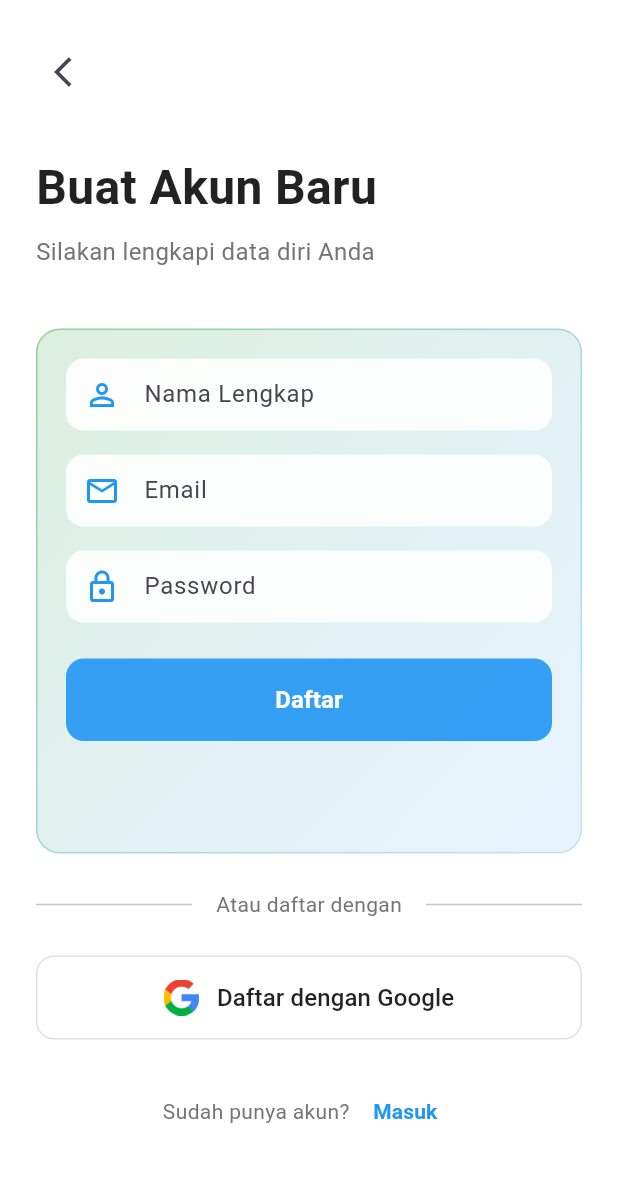
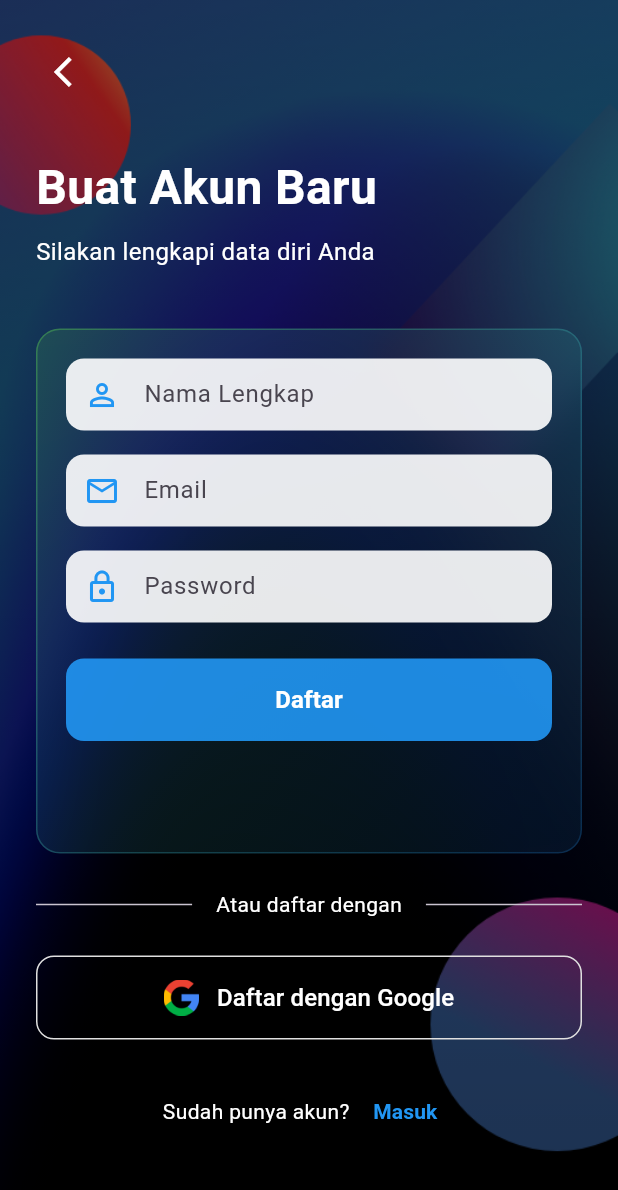
Before and after one commit to dzakisalman/flutter-firebase-app, a Flutter app: the screen it shows after launch, after a tap on "Daftar", on a phone screen of 412 x 824 dp. Shown: the top 1190 px of the screen. Run offline on Flutter 3.47's test engine with Material 3 defaults, Android fonts, the phone set to English and light mode, and no system bars; drawn by our look-alikes of glassmorphism; our stand-ins replace file_picker, firebase_auth, firebase_core, get, google_sign_in, image_picker and 2 more; missing offline and left inert: flutter_cached_pdfview, mobile_scanner; accounts and stored records are empty; generated files the repository leaves out were written again; network calls fail.

Commit message:
add background

```diff
--- a/lib/gen/assets.gen.dart
+++ b/lib/gen/assets.gen.dart
@@ -12,23 +12,24 @@ import 'package:flutter/widgets.dart';
 class $AssetsAnimationsGen {
   const $AssetsAnimationsGen();
 
-  /// File path: assets/animations/gps.json
-  String get gps => 'assets/animations/gps.json';
+  /// File path: assets/animations/logo.json
+  String get logo => 'assets/animations/logo.json';
 
   /// List of all assets
-  List<String> get values => [gps];
+  List<String> get values => [logo];
 }
 
 class Assets {
   const Assets._();
 
   static const $AssetsAnimationsGen animations = $AssetsAnimationsGen();
+  static const AssetGenImage bg = AssetGenImage('assets/bg.png');
   static const AssetGenImage googleLogo = AssetGenImage(
     'assets/google_logo.png',
   );
 
   /// List of all assets
-  static List<AssetGenImage> get values => [googleLogo];
+  static List<AssetGenImage> get values => [bg, googleLogo];
 }
 
 class AssetGenImage {
--- a/lib/screens/login_screen.dart
+++ b/lib/screens/login_screen.dart
@@ -28,8 +28,27 @@ class LoginScreen extends GetView<AuthController> {
   @override
   Widget build(BuildContext context) {
     return Scaffold(
-      backgroundColor: Colors.white,
-      body: SafeArea(
+      body: Container(
+        height: double.infinity,
+        width: double.infinity,
+        decoration: BoxDecoration(
+          image: DecorationImage(
+            image: AssetImage('assets/bg.png'),
+            fit: BoxFit.cover,
+          ),
+        ),
+        child: Container(
+          decoration: BoxDecoration(
+            gradient: LinearGradient(
+              begin: Alignment.topCenter,
+              end: Alignment.bottomCenter,
+              colors: [
+                Colors.black.withOpacity(0.4),
+                Colors.black.withOpacity(0.6),
+              ],
+            ),
+          ),
+          child: SafeArea(
             child: SingleChildScrollView(
               child: Padding(
                 padding: const EdgeInsets.all(24.0),
@@ -39,7 +58,7 @@ class LoginScreen extends GetView<AuthController> {
                     SizedBox(height: 20),
                     Center(
                       child: Lottie.asset(
-                    Assets.animations.gps,
+                        Assets.animations.logo,
                         width: 200,
                         height: 200,
                         fit: BoxFit.contain,
@@ -51,7 +70,7 @@ class LoginScreen extends GetView<AuthController> {
                       style: TextStyle(
                         fontSize: 32,
                         fontWeight: FontWeight.bold,
-                    color: Colors.black87,
+                        color: Colors.white,
                       ),
                     ),
                     SizedBox(height: 8),
@@ -59,7 +78,7 @@ class LoginScreen extends GetView<AuthController> {
                       'Silakan masuk ke akun Anda',
                       style: TextStyle(
                         fontSize: 16,
-                    color: Colors.grey[600],
+                        color: Colors.white,
                       ),
                     ),
                     SizedBox(height: 20),
@@ -166,15 +185,15 @@ class LoginScreen extends GetView<AuthController> {
                     SizedBox(height: 24),
                     Row(
                       children: [
-                    Expanded(child: Divider()),
+                        Expanded(child: Divider(color: Colors.white54)),
                         Padding(
                           padding: EdgeInsets.symmetric(horizontal: 16),
                           child: Text(
                             'Atau masuk dengan',
-                        style: TextStyle(color: Colors.grey[600]),
+                            style: TextStyle(color: Colors.white),
                           ),
                         ),
-                    Expanded(child: Divider()),
+                        Expanded(child: Divider(color: Colors.white54)),
                       ],
                     ),
                     SizedBox(height: 24),
@@ -198,7 +217,7 @@ class LoginScreen extends GetView<AuthController> {
                               'Masuk dengan Google',
                               style: TextStyle(
                                 fontSize: 16,
-                            color: Colors.black87,
+                                color: Colors.white,
                                 fontWeight: FontWeight.w500,
                               ),
                             ),
@@ -212,7 +231,7 @@ class LoginScreen extends GetView<AuthController> {
                       children: [
                         Text(
                           'Belum punya akun? ',
-                      style: TextStyle(color: Colors.grey[600]),
+                          style: TextStyle(color: Colors.white),
                         ),
                         TextButton(
                           onPressed: () => Get.toNamed('/register'),
@@ -231,7 +250,8 @@ class LoginScreen extends GetView<AuthController> {
               ),
             ),
           ),
+        ),
+      ),
     );
   }
 }
-//
--- a/lib/screens/register_screen.dart
+++ b/lib/screens/register_screen.dart
@@ -41,8 +41,27 @@ class RegisterScreen extends GetView<AuthController> {
   @override
   Widget build(BuildContext context) {
     return Scaffold(
-      backgroundColor: Colors.white,
-      body: SafeArea(
+      body: Container(
+        height: double.infinity,
+        width: double.infinity,
+        decoration: BoxDecoration(
+          image: DecorationImage(
+            image: AssetImage('assets/bg.png'),
+            fit: BoxFit.cover,
+          ),
+        ),
+        child: Container(
+          decoration: BoxDecoration(
+            gradient: LinearGradient(
+              begin: Alignment.topCenter,
+              end: Alignment.bottomCenter,
+              colors: [
+                Colors.black.withOpacity(0.4),
+                Colors.black.withOpacity(0.6),
+              ],
+            ),
+          ),
+          child: SafeArea(
             child: SingleChildScrollView(
               child: Padding(
                 padding: const EdgeInsets.all(24.0),
@@ -50,7 +69,7 @@ class RegisterScreen extends GetView<AuthController> {
                   crossAxisAlignment: CrossAxisAlignment.start,
                   children: [
                     IconButton(
-                  icon: Icon(Icons.arrow_back_ios),
+                      icon: Icon(Icons.arrow_back_ios, color: Colors.white),
                       onPressed: () => Get.back(),
                       padding: EdgeInsets.zero,
                     ),
@@ -60,7 +79,7 @@ class RegisterScreen extends GetView<AuthController> {
                       style: TextStyle(
                         fontSize: 32,
                         fontWeight: FontWeight.bold,
-                    color: Colors.black87,
+                        color: Colors.white,
                       ),
                     ),
                     SizedBox(height: 8),
@@ -68,7 +87,7 @@ class RegisterScreen extends GetView<AuthController> {
                       'Silakan lengkapi data diri Anda',
                       style: TextStyle(
                         fontSize: 16,
-                    color: Colors.grey[600],
+                        color: Colors.white,
                       ),
                     ),
                     SizedBox(height: 40),
@@ -195,7 +214,7 @@ class RegisterScreen extends GetView<AuthController> {
                           padding: EdgeInsets.symmetric(horizontal: 16),
                           child: Text(
                             'Atau daftar dengan',
-                        style: TextStyle(color: Colors.grey[600]),
+                            style: TextStyle(color: Colors.white),
                           ),
                         ),
                         Expanded(child: Divider()),
@@ -222,7 +241,7 @@ class RegisterScreen extends GetView<AuthController> {
                               'Daftar dengan Google',
                               style: TextStyle(
                                 fontSize: 16,
-                            color: Colors.black87,
+                                color: Colors.white,
                                 fontWeight: FontWeight.w500,
                               ),
                             ),
@@ -236,7 +255,7 @@ class RegisterScreen extends GetView<AuthController> {
                       children: [
                         Text(
                           'Sudah punya akun? ',
-                      style: TextStyle(color: Colors.grey[600]),
+                          style: TextStyle(color: Colors.white),
                         ),
                         TextButton(
                           onPressed: () => Get.offNamed('/login'),
@@ -255,6 +274,8 @@ class RegisterScreen extends GetView<AuthController> {
               ),
             ),
           ),
+        ),
+      ),
     );
   }
 }
```
Also changed, not shown: assets/animations/gps.json (deleted, +0 -1 lines), assets/animations/logo.json (added, +1 -0 lines), assets/bg.png (added), 4 other files. Lines whose indentation alone changed are shown as unchanged.
